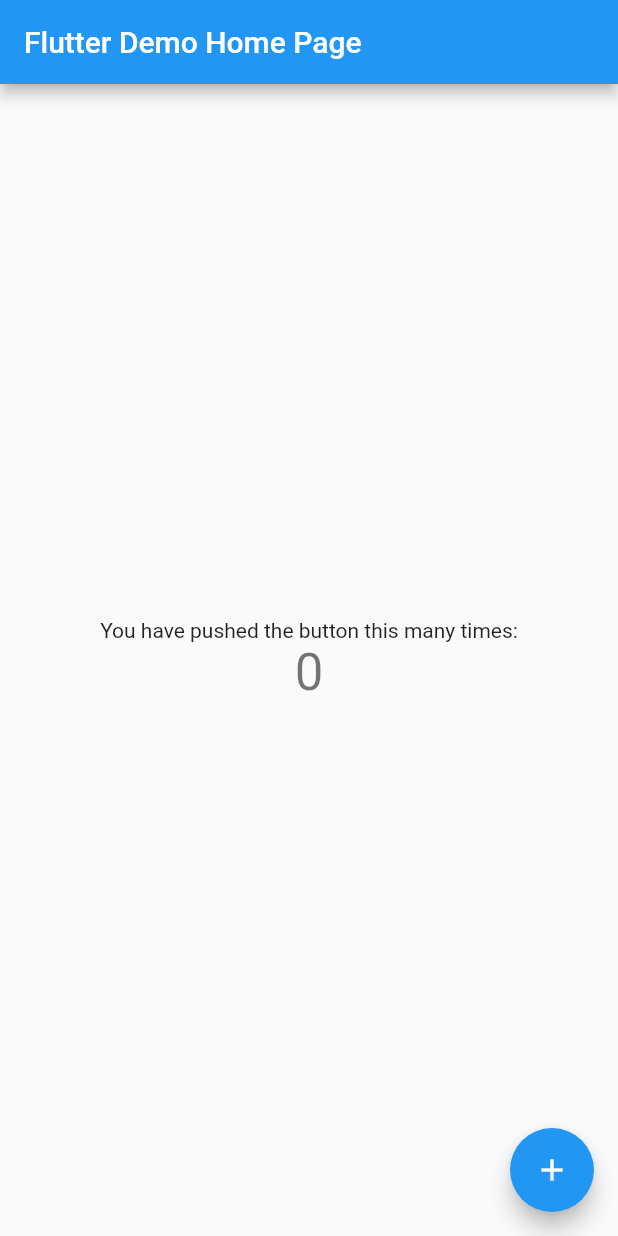
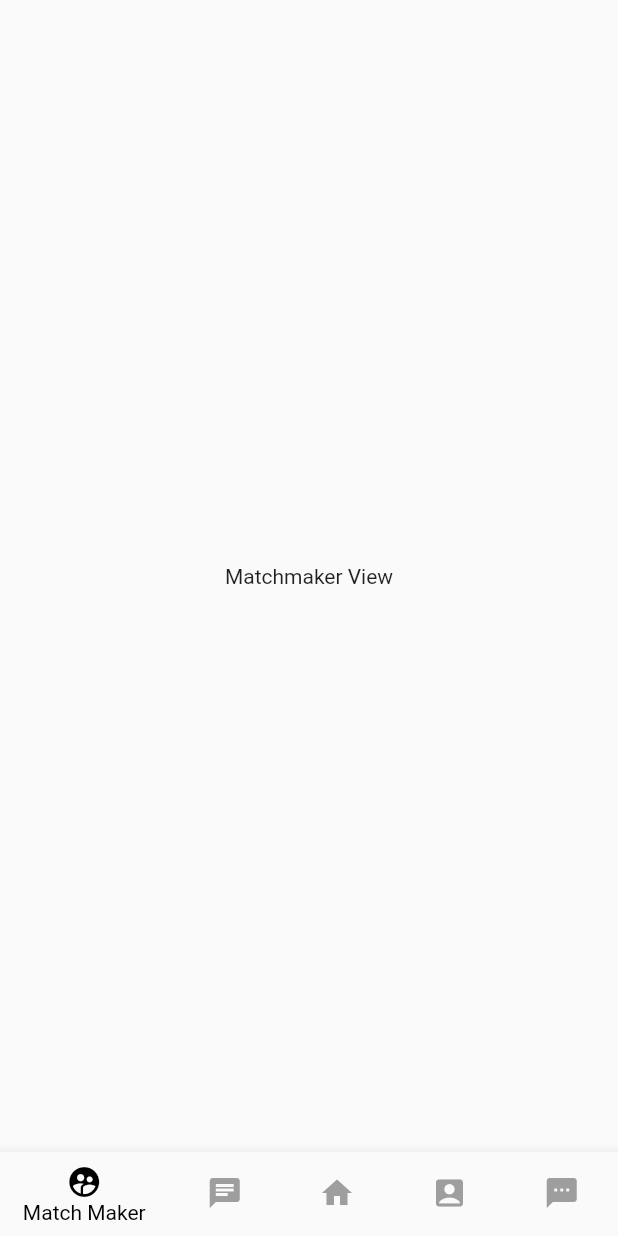
Before and after one commit to space-w-alker/Unnamed_Dating_App, a Flutter app: the screen it shows after launch, on a phone screen of 412 x 824 dp. Run offline on Flutter 3.47's test engine with Material 2 defaults, Android fonts, the phone set to English and light mode, and no system bars.

Commit message:
added the main landing page and navigation bar.

```diff
--- a/lib/main.dart
+++ b/lib/main.dart
@@ -1,117 +1,17 @@
+
 import 'package:flutter/material.dart';
+import 'statics/route_generator.dart';
 
 void main() {
   runApp(MyApp());
 }
 
 class MyApp extends StatelessWidget {
-  // This widget is the root of your application.
   @override
   Widget build(BuildContext context) {
     return MaterialApp(
-      title: 'Flutter Demo',
-      theme: ThemeData(
-        // This is the theme of your application.
-        //
-        // Try running your application with "flutter run". You'll see the
-        // application has a blue toolbar. Then, without quitting the app, try
-        // changing the primarySwatch below to Colors.green and then invoke
-        // "hot reload" (press "r" in the console where you ran "flutter run",
-        // or simply save your changes to "hot reload" in a Flutter IDE).
-        // Notice that the counter didn't reset back to zero; the application
-        // is not restarted.
-        primarySwatch: Colors.blue,
-        // This makes the visual density adapt to the platform that you run
-        // the app on. For desktop platforms, the controls will be smaller and
-        // closer together (more dense) than on mobile platforms.
-        visualDensity: VisualDensity.adaptivePlatformDensity,
-      ),
-      home: MyHomePage(title: 'Flutter Demo Home Page'),
+      initialRoute: "/",
+      onGenerateRoute: RouteGenerator.routegenerator,
     );
   }
 }
-
-class MyHomePage extends StatefulWidget {
-  MyHomePage({Key key, this.title}) : super(key: key);
-
-  // This widget is the home page of your application. It is stateful, meaning
-  // that it has a State object (defined below) that contains fields that affect
-  // how it looks.
-
-  // This class is the configuration for the state. It holds the values (in this
-  // case the title) provided by the parent (in this case the App widget) and
-  // used by the build method of the State. Fields in a Widget subclass are
-  // always marked "final".
-
-  final String title;
-
-  @override
-  _MyHomePageState createState() => _MyHomePageState();
-}
-
-class _MyHomePageState extends State<MyHomePage> {
-  int _counter = 0;
-
-  void _incrementCounter() {
-    setState(() {
-      // This call to setState tells the Flutter framework that something has
-      // changed in this State, which causes it to rerun the build method below
-      // so that the display can reflect the updated values. If we changed
-      // _counter without calling setState(), then the build method would not be
-      // called again, and so nothing would appear to happen.
-      _counter++;
-    });
-  }
-
-  @override
-  Widget build(BuildContext context) {
-    // This method is rerun every time setState is called, for instance as done
-    // by the _incrementCounter method above.
-    //
-    // The Flutter framework has been optimized to make rerunning build methods
-    // fast, so that you can just rebuild anything that needs updating rather
-    // than having to individually change instances of widgets.
-    return Scaffold(
-      appBar: AppBar(
-        // Here we take the value from the MyHomePage object that was created by
-        // the App.build method, and use it to set our appbar title.
-        title: Text(widget.title),
-      ),
-      body: Center(
-        // Center is a layout widget. It takes a single child and positions it
-        // in the middle of the parent.
-        child: Column(
-          // Column is also a layout widget. It takes a list of children and
-          // arranges them vertically. By default, it sizes itself to fit its
-          // children horizontally, and tries to be as tall as its parent.
-          //
-          // Invoke "debug painting" (press "p" in the console, choose the
-          // "Toggle Debug Paint" action from the Flutter Inspector in Android
-          // Studio, or the "Toggle Debug Paint" command in Visual Studio Code)
-          // to see the wireframe for each widget.
-          //
-          // Column has various properties to control how it sizes itself and
-          // how it positions its children. Here we use mainAxisAlignment to
-          // center the children vertically; the main axis here is the vertical
-          // axis because Columns are vertical (the cross axis would be
-          // horizontal).
-          mainAxisAlignment: MainAxisAlignment.center,
-          children: <Widget>[
-            Text(
-              'You have pushed the button this many times:',
-            ),
-            Text(
-              '$_counter',
-              style: Theme.of(context).textTheme.headline4,
-            ),
-          ],
-        ),
-      ),
-      floatingActionButton: FloatingActionButton(
-        onPressed: _incrementCounter,
-        tooltip: 'Increment',
-        child: Icon(Icons.add),
-      ), // This trailing comma makes auto-formatting nicer for build methods.
-    );
-  }
-}
--- /dev/null
+++ b/lib/pages/chat_list/chat_list.dart
@@ -0,0 +1,16 @@
+import 'package:flutter/material.dart';
+
+class ChatList extends StatelessWidget {
+  final Key key;
+
+  ChatList({this.key}):super(key:key);
+
+  @override
+  Widget build(BuildContext context) {
+    return Container(
+      child: Center(
+        child: Text("Chat List Page"),
+      ),
+    );
+  }
+}
--- /dev/null
+++ b/lib/pages/flashcards_page/flashcards_page.dart
@@ -0,0 +1,16 @@
+import 'package:flutter/material.dart';
+
+class FlashcardsPage extends StatelessWidget {
+  final Key key;
+
+  FlashcardsPage({this.key}):super(key:key);
+
+  @override
+  Widget build(BuildContext context) {
+    return Container(
+      child: Center(
+        child: Text("Flashcards Page"),
+      ),
+    );
+  }
+}
--- /dev/null
+++ b/lib/pages/home/home.dart
@@ -0,0 +1,16 @@
+import 'package:flutter/material.dart';
+
+class Home extends StatelessWidget {
+  final Key key;
+
+  Home({this.key}):super(key:key);
+
+  @override
+  Widget build(BuildContext context) {
+    return Container(
+      child: Center(
+        child: Text("Home Page"),
+      ),
+    );
+  }
+}
--- /dev/null
+++ b/lib/pages/matchmaker/matchmaker.dart
@@ -0,0 +1,16 @@
+import 'package:flutter/material.dart';
+
+class MatchMaker extends StatelessWidget {
+  final Key key;
+
+  MatchMaker({this.key}):super(key:key);
+
+  @override
+  Widget build(BuildContext context) {
+    return Container(
+      child: Center(
+        child: Text("Matchmaker View"),
+      ),
+    );
+  }
+}
--- /dev/null
+++ b/lib/pages/profile_update/profile_update.dart
@@ -0,0 +1,16 @@
+import 'package:flutter/material.dart';
+
+class ProfileUpdate extends StatelessWidget {
+  final Key key;
+
+  ProfileUpdate({this.key}):super(key:key);
+
+  @override
+  Widget build(BuildContext context) {
+    return Container(
+      child: Center(
+        child: Text("Profile Update Page"),
+      ),
+    );
+  }
+}
--- a/lib/routes/landing/landing.dart
+++ b/lib/routes/landing/landing.dart
@@ -0,0 +1,121 @@
+import 'package:flutter/material.dart';
+import 'package:animations/animations.dart';
+import '../../pages/chat_list/chat_list.dart';
+import '../../pages/flashcards_page/flashcards_page.dart';
+import '../../pages/home/home.dart';
+import '../../pages/matchmaker/matchmaker.dart';
+import '../../pages/profile_update/profile_update.dart';
+
+class LandingRoute extends StatefulWidget {
+  @override
+  _LandingRouteState createState() => _LandingRouteState();
+}
+
+class _LandingRouteState extends State<LandingRoute> {
+  int _page_index = 0;
+
+  @override
+  Widget build(BuildContext context) {
+    return Scaffold(
+      body: PageTransitionSwitcher(
+        transitionBuilder: (Widget child, Animation<double> primaryAnimation,
+            Animation<double> secondaryAnimation) {
+          return FadeThroughTransition(
+            animation: primaryAnimation,
+            secondaryAnimation: secondaryAnimation,
+            child: child,
+          );
+        },
+        child: _getPage(_page_index),
+      ),
+      bottomNavigationBar: BottomNavigationBar(
+        //type: BottomNavigationBarType.fixed,
+        items: <BottomNavigationBarItem>[
+          BottomNavigationBarItem(
+              icon: Icon(
+                Icons.supervised_user_circle,
+                //color: Colors.white,
+              ),
+              title: Text(
+                "Match Maker",
+                //style: TextStyle(color: Colors.white),
+              )),
+          BottomNavigationBarItem(
+              icon: Icon(
+                Icons.chat,
+                //color: Colors.white,
+              ),
+              title: Text(
+                "Chat",
+                //style: TextStyle(color: Colors.white),
+              )),
+          BottomNavigationBarItem(
+              icon: Icon(
+                Icons.home,
+                //color: Colors.white,
+              ),
+              title: Text(
+                "Home",
+                //style: TextStyle(color: Colors.white),
+              )),
+          BottomNavigationBarItem(
+              icon: Icon(
+                Icons.account_box,
+                //color: Colors.white,
+              ),
+              title: Text(
+                "Update Profile",
+                //style: TextStyle(color: Colors.white),
+              )),
+          BottomNavigationBarItem(
+              icon: Icon(
+                Icons.textsms,
+                //color: Colors.white,
+              ),
+              title: Text(
+                "Flashcards",
+                //style: TextStyle(color: Colors.white),
+              )),
+        ],
+        currentIndex: _page_index,
+        selectedItemColor: Colors.black,
+        unselectedItemColor: Colors.grey,
+        backgroundColor: Colors.black,
+        onTap: (int index) {
+          setState(() {
+            _page_index = index;
+          });
+        },
+      ),
+    );
+  }
+
+  Widget _getPage(int page_index) {
+    switch (page_index) {
+      case 0:
+        return MatchMaker(key: ValueKey(page_index));
+        break;
+      case 1:
+        return ChatList(key: ValueKey(page_index));
+        break;
+      case 2:
+        return Home(
+          key: ValueKey(page_index),
+        );
+        break;
+      case 3:
+        return ProfileUpdate(
+          key: ValueKey(page_index),
+        );
+        break;
+      case 4:
+        return FlashcardsPage(
+          key: ValueKey(page_index),
+        );
+        break;
+      default:
+        print(page_index);
+        throw Exception("Not Implemented $page_index");
+    }
+  }
+}
--- /dev/null
+++ b/lib/statics/route_generator.dart
@@ -0,0 +1,22 @@
+import 'package:flutter/material.dart';
+import '../routes/landing/landing.dart';
+import '../routes/profile_display/profile_display.dart';
+
+class RouteGenerator{
+  static Route<dynamic> routegenerator(RouteSettings settings){
+    switch(settings.name){
+      case "/":
+        return MaterialPageRoute(builder: (BuildContext context) {
+          return LandingRoute();
+        });
+        break;
+      case "/profile_display":
+        return MaterialPageRoute(builder: (BuildContext context){
+          return null;
+        });
+        break;
+      default:
+        return null;
+    }
+  }
+}
--- a/pubspec.yaml
+++ b/pubspec.yaml
@@ -23,11 +23,8 @@
 dependencies:
   flutter:
     sdk: flutter
-
-
-  # The following adds the Cupertino Icons font to your application.
-  # Use with the CupertinoIcons class for iOS style icons.
   cupertino_icons: ^0.1.3
+  animations: ^1.0.0+5
 
 dev_dependencies:
   flutter_test:
```
Also changed, not shown: lib/pages/chat_list/chat_list_controller.dart (added), lib/pages/chat_list/ui_elements.dart (added), lib/pages/flashcards_page/flashcards_page_controller.dart (added), lib/pages/flashcards_page/ui_elements.dart (added), lib/pages/home/home_controller.dart (added), lib/pages/home/ui_elements.dart (added), lib/pages/matchmaker/matchmaker_controller.dart (added), lib/pages/matchmaker/ui_elements.dart (added), lib/pages/profile_update/profile_update_controller.dart (added), lib/pages/profile_update/ui_elements.dart (added), pubspec.lock.
